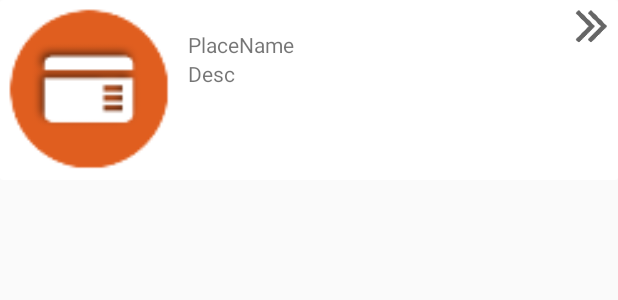
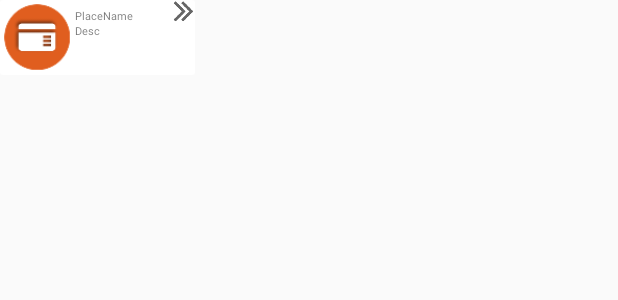
Before and after one commit to SonNgocHoang/VietnamTravelPlace, an Android app: the layout information_window.xml on its own in the app's theme, with its tools: preview values and no code run, on a phone screen of 412 x 824 dp. Shown: the top 300 px of the screen. Run offline under Robolectric (Android 15) with nearby library versions, the light colour scheme and no system bars.

Commit message:
Version2.0

```diff
--- a/app/src/main/java/com/example/gl62/vietnamtravelplace/Retrofit/APIinterface.java
+++ b/app/src/main/java/com/example/gl62/vietnamtravelplace/Retrofit/APIinterface.java
@@ -11,10 +11,10 @@ public interface APIinterface {
 
 
     @GET("/api/4.2/place")
-    Call<ListPlace> loadListP();
+    Call<ListPlaceAPI> loadListP();
 
     @GET("/api/4.2/category")
-    Call<ListCategory>loadListC();
+    Call<ListCategoryAPI>loadListC();
 
 
 }
--- a/app/src/main/java/com/example/gl62/vietnamtravelplace/Retrofit/ListCategory.java
+++ b/app/src/main/java/com/example/gl62/vietnamtravelplace/Retrofit/ListCategoryAPI.java
@@ -10,7 +10,7 @@ import java.util.List;
  * Created by GL62 on 3/30/2017.
  */
 
-public class ListCategory {
+public class ListCategoryAPI {
     @SerializedName("code")
     @Expose
     private Integer code;
--- a/app/src/main/java/com/example/gl62/vietnamtravelplace/Retrofit/ListPlace.java
+++ b/app/src/main/java/com/example/gl62/vietnamtravelplace/Retrofit/ListPlaceAPI.java
@@ -10,7 +10,7 @@ import java.util.List;
  * Created by GL62 on 3/30/2017.
  */
 
-public class ListPlace {
+public class ListPlaceAPI {
     @SerializedName("data")
     @Expose
     private List<Place> places = null;
--- a/app/src/main/java/com/example/gl62/vietnamtravelplace/object/Place.java
+++ b/app/src/main/java/com/example/gl62/vietnamtravelplace/object/Place.java
@@ -1,5 +1,6 @@
 package com.example.gl62.vietnamtravelplace.object;
 
+import java.io.Serializable;
 import java.util.ArrayList;
 
 /**
@@ -11,7 +12,7 @@ import java.util.List;
 import com.google.gson.annotations.Expose;
 import com.google.gson.annotations.SerializedName;
 
-public class Place {
+public class Place implements Serializable {
 
     @SerializedName("id")
     @Expose
--- a/app/src/main/res/layout/activity_map_fragment.xml
+++ b/app/src/main/res/layout/activity_map_fragment.xml
@@ -33,5 +33,10 @@
         android:layout_alignParentBottom="true"
         android:layout_marginBottom="80dp"
         android:src="@mipmap/ic_in" />
+    <android.support.design.widget.CoordinatorLayout
+        android:id="@+id/clSnackbar"
+        android:layout_alignParentBottom="true"
+        android:layout_width="match_parent"
+        android:layout_height="50dp"/>
 
 </RelativeLayout>
--- a/app/src/main/res/layout/information_window.xml
+++ b/app/src/main/res/layout/information_window.xml
@@ -5,26 +5,26 @@
 
     <RelativeLayout
 
-        android:background="@drawable/backgroun_infowd"
         android:id="@+id/rlInforWindow"
-        android:layout_width="wrap_content"
-        android:layout_height="wrap_content">
+        android:layout_width="130dp"
+        android:layout_height="wrap_content"
+        android:background="@drawable/backgroun_infowd">
 
         <ImageView
-            android:src="@mipmap/ic_atm"
             android:id="@+id/img_cover"
-            android:layout_width="120dp"
-            android:layout_height="120dp"
-            android:layout_alignParentLeft="true" />
+            android:layout_width="50dp"
+            android:layout_height="50dp"
+            android:layout_alignParentLeft="true"
+            android:src="@mipmap/ic_atm" />
 
         <TextView
             android:id="@+id/tvPlaceName"
-            android:layout_width="wrap_content"
+            android:layout_width="60dp"
             android:layout_height="wrap_content"
-            android:layout_marginLeft="5dp"
-            android:layout_marginTop="20dp"
+            android:layout_marginTop="5dp"
             android:layout_toRightOf="@+id/img_cover"
-            android:text="PlaceName" />
+            android:text="PlaceName"
+            android:textSize="7sp" />
 
         <TextView
             android:id="@+id/tvDesc"
@@ -33,14 +33,14 @@
             android:layout_alignLeft="@+id/tvPlaceName"
             android:layout_below="@+id/tvPlaceName"
             android:layout_toRightOf="@+id/img_cover"
-            android:text="Desc" />
+            android:text="Desc"
+            android:textSize="7sp" />
+
         <ImageView
-            android:paddingTop="5dp"
-            android:paddingRight="5dp"
+            android:layout_width="15dp"
+            android:layout_height="15dp"
             android:layout_alignParentRight="true"
-            android:src="@mipmap/ic_nextpage"
-            android:layout_width="30dp"
-            android:layout_height="30dp" />
+            android:src="@mipmap/ic_nextpage" />
 
     </RelativeLayout>
 </RelativeLayout>
```
Also changed, not shown: app/src/main/java/com/example/gl62/vietnamtravelplace/ViewActivity/MapFragmentActivity.java (+196 -93 lines), app/src/main/java/com/example/gl62/vietnamtravelplace/object/Category.java (+4 -12 lines).
